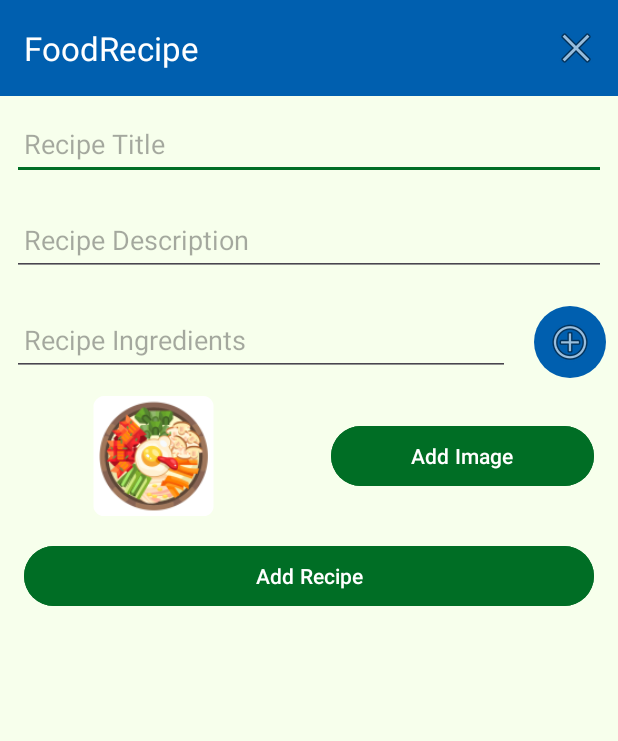
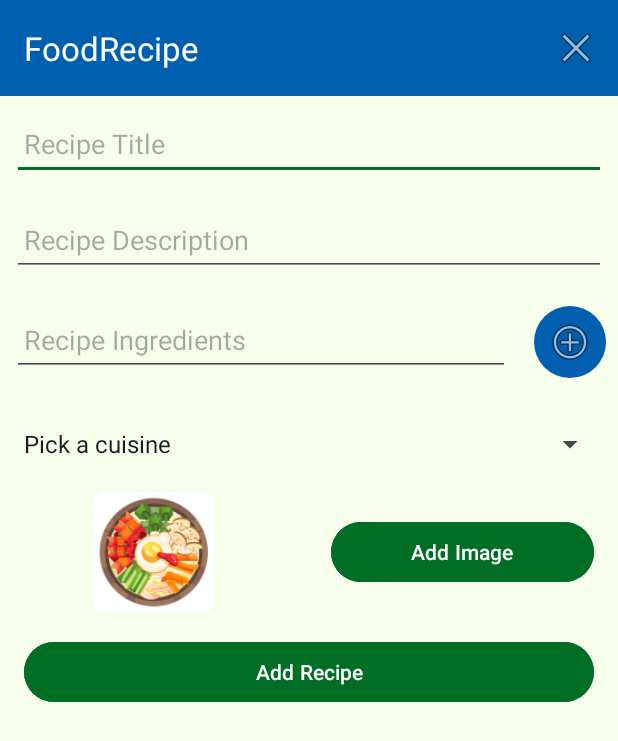
Before and after one commit to mobile-app-dev-1/FoodRecipe, an Android app: the RecipeActivity screen opened directly, with no data from a screen before it, on a phone screen of 412 x 824 dp. Shown: the top 741 px of the screen. Run offline under Robolectric (Android 15) with nearby library versions, the light colour scheme and no system bars; our stand-ins replace Picasso, Timber; 1 statement that could not run was skipped.

Commit message:
cuisine type spinner

```diff
--- a/app/src/main/java/ie/setu/foodrecipe/activities/RecipeActivity.kt
+++ b/app/src/main/java/ie/setu/foodrecipe/activities/RecipeActivity.kt
@@ -5,6 +5,9 @@ import androidx.appcompat.app.AppCompatActivity
 import android.os.Bundle
 import android.view.Menu
 import android.view.MenuItem
+import android.view.View
+import android.widget.AdapterView
+import android.widget.ArrayAdapter
 import androidx.activity.result.ActivityResultLauncher
 import androidx.activity.result.contract.ActivityResultContracts
 import androidx.recyclerview.widget.LinearLayoutManager
@@ -51,6 +54,33 @@ class RecipeActivity : AppCompatActivity() {
         ingredientAdapter = IngredientAdapter(ingredientList)
         binding.recyclerView.adapter = ingredientAdapter
 
+        // Dropdown spinner for cuisine types
+        val cuisineTypes = listOf("Pick a cuisine", "Irish", "Italian", "Japanese", "Mexican", "Indian", "Chinese")
+
+        val cuisineSpinner = binding.cuisineSpinner
+
+        // Create an ArrayAdapter using the string array and a default spinner layout
+        val adapter = ArrayAdapter(this, android.R.layout.simple_spinner_item, cuisineTypes)
+        // Layout to use when the list of choices appear
+        adapter.setDropDownViewResource(android.R.layout.simple_spinner_dropdown_item)
+        // Apply the adapter to the spinner
+        cuisineSpinner.adapter = adapter
+
+        // Set a listener to handle the selected item
+        cuisineSpinner.onItemSelectedListener = object : AdapterView.OnItemSelectedListener {
+            override fun onItemSelected(parentView: AdapterView<*>?, selectedItemView: View?, position: Int, id: Long) {
+                // Handle the selected item here, for example, save it to your data model
+                val selectedCuisine = cuisineTypes[position]
+                // Now you can use 'selectedCuisine' in your data model
+                recipe.cuisine = selectedCuisine
+            }
+
+            override fun onNothingSelected(parentView: AdapterView<*>?) {
+                recipe.cuisine = ""
+            }
+        }
+
+
         // Click listener for adding a ingredient
         binding.ingredientAdd.setOnClickListener {
             val newIngredient = binding.recipeIngredient.text.toString()
@@ -80,6 +110,27 @@ class RecipeActivity : AppCompatActivity() {
             ingredientList.addAll(recipe.ingredients)
             ingredientAdapter.notifyDataSetChanged()  // Notify the adapter of the initial data
             binding.recyclerView.adapter = ingredientAdapter
+
+            // Set up the spinner selection based on the recipe's cuisine
+            val cuisineIndex = cuisineTypes.indexOf(recipe.cuisine)
+            if (cuisineIndex != -1) {
+                cuisineSpinner.setSelection(cuisineIndex)
+                i("Selected cuisine index: $cuisineIndex")
+            } else {
+                i("Cuisine index not found for ${recipe.cuisine}")
+            }
+
+            cuisineSpinner.onItemSelectedListener = object : AdapterView.OnItemSelectedListener {
+                override fun onItemSelected(parentView: AdapterView<*>?, selectedItemView: View?, position: Int, id: Long) {
+                    // Update the data model's cuisine property when an item is selected
+                    recipe.cuisine = cuisineTypes[position]
+                    i("Selected cuisine: ${recipe.cuisine}")
+                }
+
+                override fun onNothingSelected(parentView: AdapterView<*>?) {
+                    // Do nothing when nothing is selected
+                }
+            }
 
             // Call Picasso to load the image URI into the image view
             Picasso.get()
--- a/app/src/main/java/ie/setu/foodrecipe/models/FoodRecipeMemStore.kt
+++ b/app/src/main/java/ie/setu/foodrecipe/models/FoodRecipeMemStore.kt
@@ -24,6 +24,7 @@ class FoodRecipeMemStore : FoodRecipeStore{
             foundRecipe.title = recipe.title
             foundRecipe.description = recipe.description
             foundRecipe.image = recipe.image
+            foundRecipe.cuisine = recipe.cuisine
             foundRecipe.ingredients = recipe.ingredients
             logAll()
         }
--- a/app/src/main/java/ie/setu/foodrecipe/models/RecipeModel.kt
+++ b/app/src/main/java/ie/setu/foodrecipe/models/RecipeModel.kt
@@ -9,4 +9,5 @@ data class RecipeModel(var id: Long = 0,
                        var title: String = "",
                        var description: String = "",
                        var ingredients: MutableList<String> = mutableListOf(),
+                       var cuisine: String = "",
                        var image: Uri = Uri.EMPTY) : Parcelable
--- a/app/src/main/res/layout/activity_recipe.xml
+++ b/app/src/main/res/layout/activity_recipe.xml
@@ -99,6 +99,14 @@
 
                 </LinearLayout>
 
+                <!-- Spinner for Cuisine Types -->
+
+                <Spinner
+                    android:id="@+id/cuisineSpinner"
+                    android:layout_width="match_parent"
+                    android:layout_height="48dp"
+                    android:layout_margin="8dp"/>
+
                 <LinearLayout
                     android:layout_width="match_parent"
                     android:layout_height="wrap_content"
@@ -123,7 +131,7 @@
                         android:paddingBottom="8dp"
                         android:paddingTop="8dp"
                         android:backgroundTint="?attr/colorSecondary"
-                        android:text="@string/button_addImage"/>
+                        android:text="@string/button_addImagee"/>
                 </LinearLayout>
 
                 <!-- Add Recipe / Save Recipe -->
--- a/app/src/main/res/values/strings.xml
+++ b/app/src/main/res/values/strings.xml
@@ -6,7 +6,7 @@
     <string name="hint_recipe_description">Recipe Description</string>
     <string name="hint_recipe_ingredients">Recipe Ingredients</string>
     <string name="button_addRecipe">Add Recipe</string>
-    <string name="button_addImage">Add Image</string>
+    <string name="button_addImagee">Add Image</string>
     <string name="hint_recipe_image_description">Recipe Image</string>
     <string name="select_recipe_image">Select recipe image</string>
 
```
